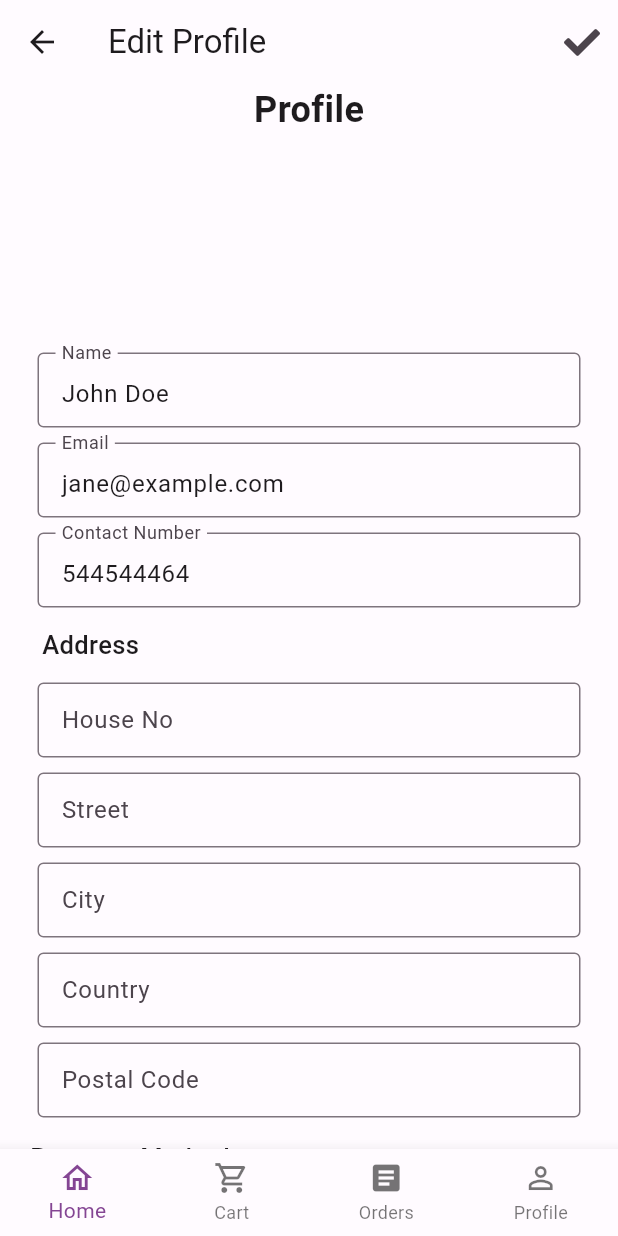
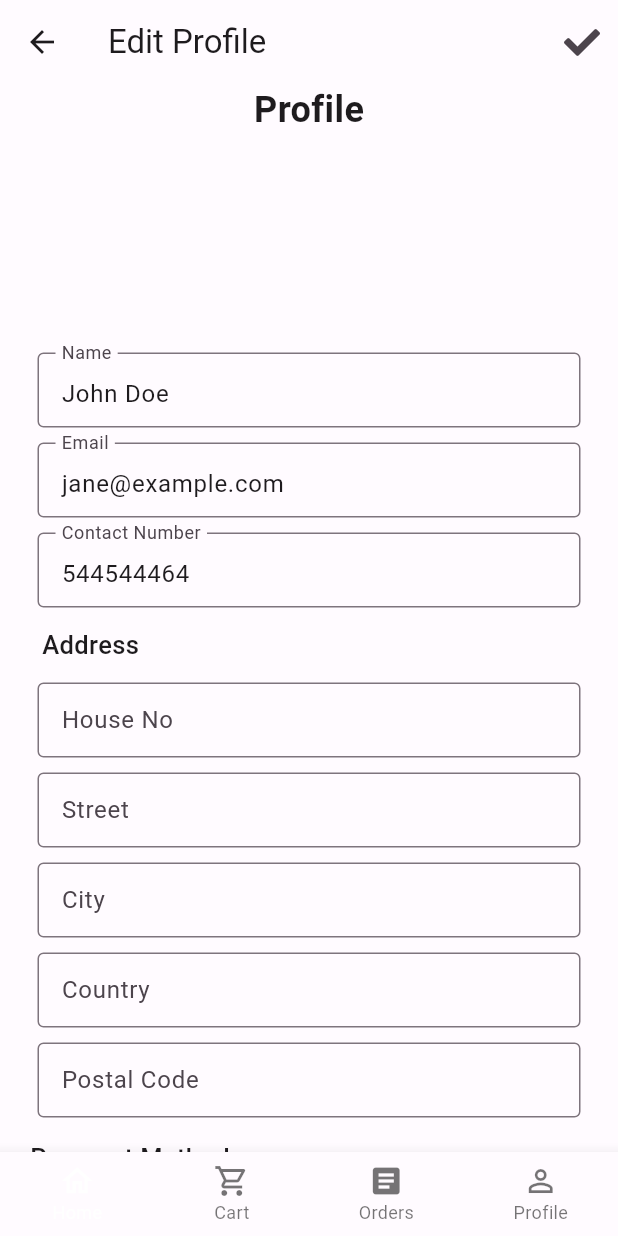
Before and after one commit to sachintha-lk/mad_app, a Flutter app: the EditProfileScreen screen opened directly, on a phone screen of 412 x 824 dp. Run offline on Flutter 3.47's test engine with Material 2 defaults, Android fonts, the light colour scheme and no system bars; our stand-ins replace cached_network_image, flutter_rating_bar, flutter_signin_button, font_awesome_flutter, hive, hive_flutter and 3 more; missing offline and left inert: dart:ffi; accounts and stored records are empty.

Commit message:
Nav from other pages

```diff
--- /dev/null
+++ b/lib/components/bottom_nav_bar_other_pgs.dart
@@ -0,0 +1,78 @@
+import 'package:flutter/material.dart';
+
+import '../screens/cart_screen.dart';
+import '../screens/home_screen.dart';
+import '../screens/orders_screen.dart';
+import '../screens/profile.dart';
+
+class BottomNavBarOtherPgs extends StatefulWidget {
+  const BottomNavBarOtherPgs({super.key});
+
+  @override
+  State<BottomNavBarOtherPgs> createState() => _BottomNavBarOtherPgsState();
+}
+
+class _BottomNavBarOtherPgsState extends State<BottomNavBarOtherPgs> {
+  // int _selectedIndex = 0;
+
+  void _onTabTapped(int index) {
+    // setState(() {
+    //   _selectedIndex = index;
+    // });
+
+    switch (index) {
+      case 0:
+        Navigator.popAndPushNamed(
+          context,
+          '/',
+        );
+        break;
+      case 1:
+        Navigator.popAndPushNamed(
+          context,
+          '/cart',
+        );
+        break;
+      case 2:
+        Navigator.popAndPushNamed(
+          context,
+          '/orders',
+        );
+        break;
+      case 3:
+        Navigator.popAndPushNamed(
+          context,
+          '/profile',
+        );
+        break;
+    }
+  }
+
+  @override
+  Widget build(BuildContext context) {
+    return BottomNavigationBar(
+      type: BottomNavigationBarType.fixed,
+      selectedFontSize: 12,
+      selectedItemColor: Colors.white,
+      onTap: _onTabTapped,
+      items: const <BottomNavigationBarItem>[
+        BottomNavigationBarItem(
+          icon: Icon(Icons.home_outlined),
+          label: 'Home',
+        ),
+        BottomNavigationBarItem(
+          icon: Icon(Icons.shopping_cart_outlined),
+          label: 'Cart',
+        ),
+        BottomNavigationBarItem(
+          icon: Icon(Icons.article),
+          label: 'Orders',
+        ),
+        BottomNavigationBarItem(
+          icon: Icon(Icons.person_outline_outlined),
+          label: 'Profile',
+        ),
+      ],
+    );
+  }
+}
--- a/lib/screens/edit_profile_screen.dart
+++ b/lib/screens/edit_profile_screen.dart
@@ -1,6 +1,7 @@
 import 'package:flutter/gestures.dart';
 import 'package:flutter/material.dart';
 import 'package:font_awesome_flutter/font_awesome_flutter.dart';
+import 'package:mad_app/components/bottom_nav_bar_other_pgs.dart';
 import 'package:mad_app/components/input_widgets/text_input_field.dart';
 
 import '../components/botton_nav_bar_stateless.dart';
@@ -251,7 +252,7 @@ class _EditProfileScreenState extends State<EditProfileScreen> {
           ],
         ),
       ),
-      bottomNavigationBar: BottomNavBarStateless(),
+      bottomNavigationBar: BottomNavBarOtherPgs(),
     );
   }
 }
```
Also changed, not shown: lib/main.dart (+4 -3 lines).
